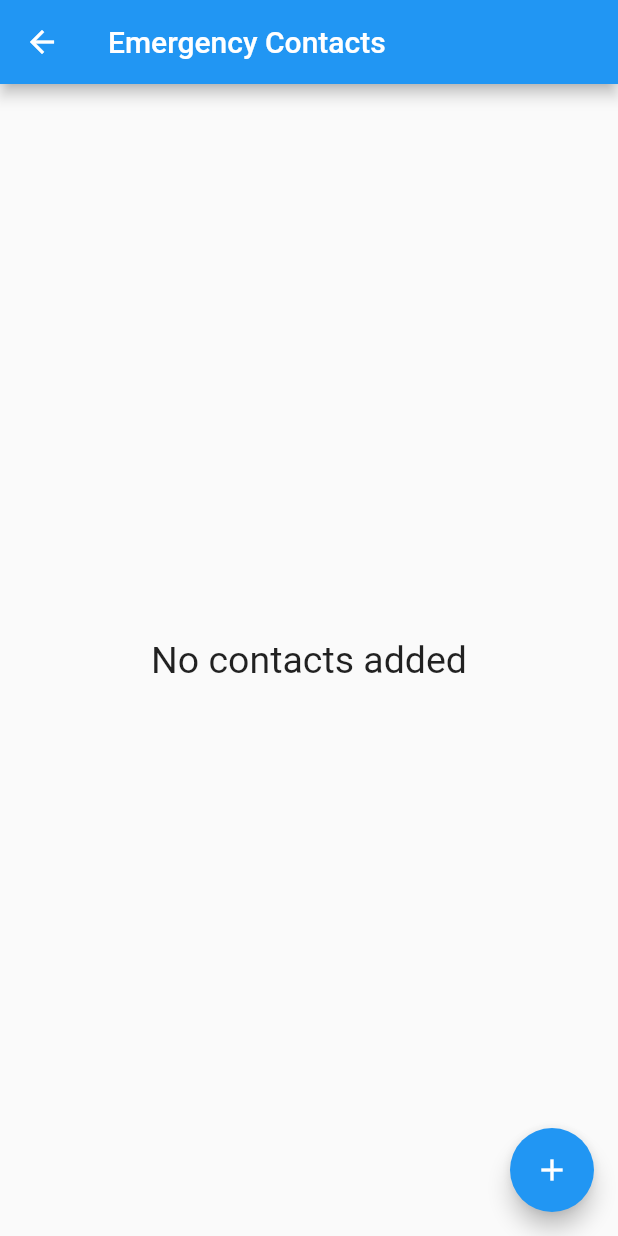
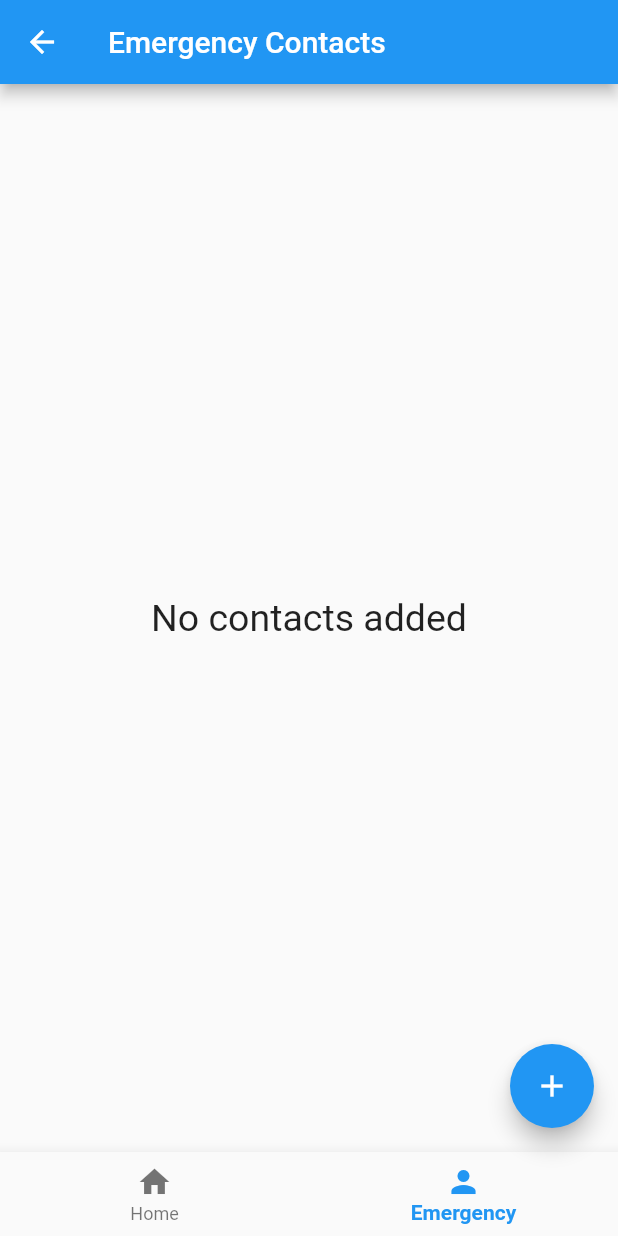
Before and after one commit to mehakg99/BusTracker, a Flutter app: the EmergencyContacts screen opened directly, on a phone screen of 412 x 824 dp. Run offline on Flutter 3.47's test engine with Material 2 defaults, Android fonts, the phone set to English and light mode, and no system bars; our stand-ins replace cloud_firestore, firebase_core, firebase_database, geolocator, google_maps_flutter, page_transition and 1 more; missing offline and left inert: flutter_polyline_points; accounts and stored records are empty.

Commit message:
Added bottomNavbar

```diff
--- /dev/null
+++ b/lib/components/bottom_navbar.dart
@@ -0,0 +1,58 @@
+import 'package:bus_tracker/pages/emergency_contacts.dart';
+import 'package:bus_tracker/pages/select_destination.dart';
+import 'package:page_transition/page_transition.dart';
+import 'package:flutter/material.dart';
+
+class BottomNavbar extends StatefulWidget {
+  final selectedIndex;
+  const BottomNavbar({Key? key, required this.selectedIndex}) : super(key: key);
+
+  @override
+  _BottomNavbarState createState() => _BottomNavbarState();
+}
+
+class _BottomNavbarState extends State<BottomNavbar> {
+  List pages = [SelectDestination(), EmergencyContacts()];
+
+  @override
+  Widget build(BuildContext context) {
+    int index = widget.selectedIndex;
+
+    return BottomNavigationBar(
+      selectedLabelStyle: const TextStyle(
+        color: Colors.blue,
+        fontWeight: FontWeight.bold,
+      ),
+      items: const <BottomNavigationBarItem>[
+        BottomNavigationBarItem(
+          icon: Icon(
+            Icons.home,
+          ),
+          label: 'Home',
+        ),
+        BottomNavigationBarItem(
+          icon: Icon(
+            Icons.person,
+          ),
+          label: 'Emergency',
+        ),
+      ],
+      currentIndex: index,
+      onTap: (newIndex) {
+        setState(() {
+          index = newIndex;
+        });
+        if (newIndex == 1) {
+          Navigator.push(
+              context,
+              PageTransition(
+                  type: PageTransitionType.rightToLeft,
+                  child: const EmergencyContacts()));
+        } else {
+          // Navigator.pop(context);
+          Navigator.popUntil(context, (route) => route.isFirst);
+        }
+      },
+    );
+  }
+}
--- a/lib/pages/emergency_contacts.dart
+++ b/lib/pages/emergency_contacts.dart
@@ -1,5 +1,6 @@
 import 'package:flutter/material.dart';
 import 'package:shared_preferences/shared_preferences.dart';
+import 'package:bus_tracker/components/bottom_navbar.dart';
 
 class EmergencyContacts extends StatefulWidget {
   const EmergencyContacts({Key? key}) : super(key: key);
@@ -14,6 +15,12 @@ class _EmergencyContactsState extends State<EmergencyContacts> {
   String name = "";
   String contact = "";
   List userDets = [];
+
+  @override
+  initState() {
+    super.initState();
+    _getContacts();
+  }
 
   List<Widget> displayContacts() {
     List<Widget> list = userDets
@@ -66,10 +73,13 @@ class _EmergencyContactsState extends State<EmergencyContacts> {
   _getContacts() async {
     final prefs = await SharedPreferences.getInstance();
     final keys = prefs.getKeys();
-    final prefsMap = Map<String, int?>();
+    List savedUserDets = [];
     for (String key in keys) {
-      prefsMap[key] = prefs.getInt(key);
+      savedUserDets.add({'name': key, 'contact': prefs.getInt(key).toString()});
     }
+    setState(() {
+      userDets = savedUserDets;
+    });
   }
 
   void submitHandler() {
@@ -152,6 +162,7 @@ class _EmergencyContactsState extends State<EmergencyContacts> {
   Widget build(BuildContext context) {
     return SafeArea(
       child: Scaffold(
+        bottomNavigationBar: const BottomNavbar(selectedIndex: 1),
         appBar: AppBar(
           title: const Text('Emergency Contacts'),
         ),
--- a/lib/pages/select_destination.dart
+++ b/lib/pages/select_destination.dart
@@ -6,6 +6,7 @@ import 'package:bus_tracker/components/pickup_component.dart';
 import 'package:bus_tracker/components/route_selector.dart';
 import 'package:bus_tracker/components/selected_route.dart';
 import 'package:bus_tracker/components/selected_source.dart';
+import 'package:bus_tracker/components/bottom_navbar.dart';
 import 'package:bus_tracker/models/Location.dart';
 import 'package:bus_tracker/models/Route.dart';
 import 'package:geolocator/geolocator.dart';
@@ -136,6 +137,7 @@ class _SelectDestinationState extends State<SelectDestination> {
     return SafeArea(
       child: Scaffold(
         resizeToAvoidBottomInset: false,
+        bottomNavigationBar: const BottomNavbar(selectedIndex: 0),
         body: StreamBuilder<Position>(
             stream: positionStream,
             builder: (context, snapshot) {
--- a/pubspec.yaml
+++ b/pubspec.yaml
@@ -31,6 +31,7 @@ dependencies:
   cloud_firestore: ^3.1.12
   search_choices: ^2.0.19
   shared_preferences: ^2.0.13
+  page_transition: ^2.0.5
   flutter:
     sdk: flutter
 
```
Also changed, not shown: lib/main.dart (+13 -1 lines), pubspec.lock.
